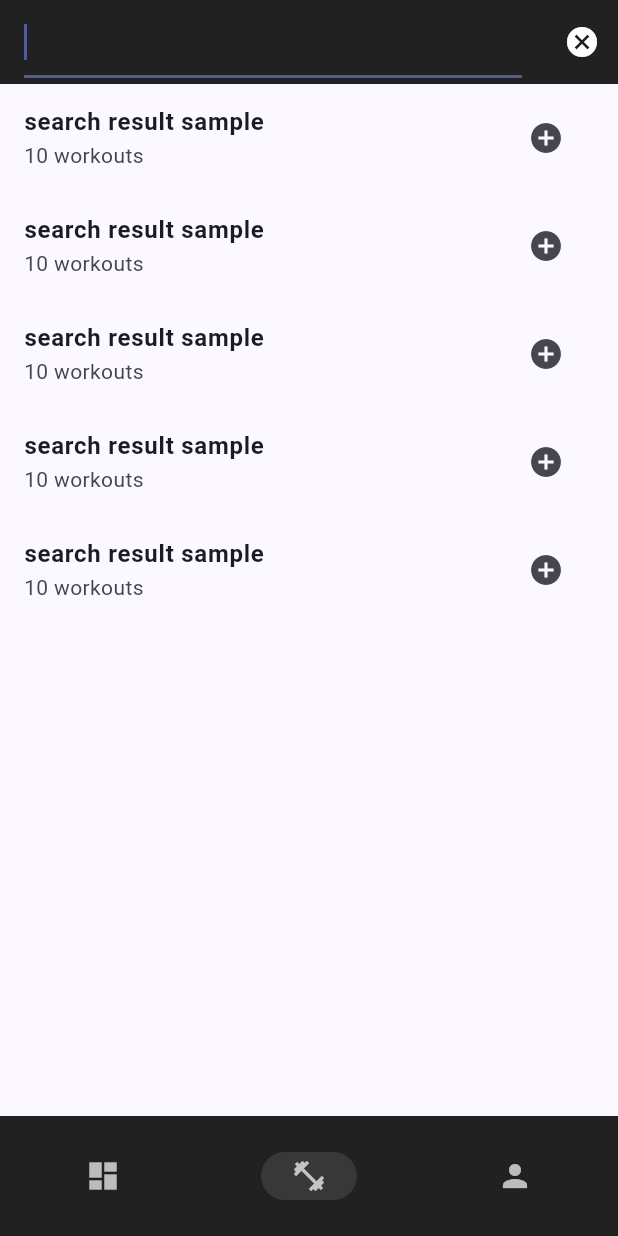
After one commit to virmon/fitness-ui, a Flutter app: the AppSearchScreen screen opened by its route, on a phone screen of 412 x 824 dp. The commit adds this screen. Run offline on Flutter 3.47's test engine with Material 3 defaults, Android fonts, the phone set to English and light mode, and no system bars; our stand-ins replace firebase_auth, firebase_core, flutter_riverpod, go_router; missing offline and left inert: firebase_ui_auth, firebase_ui_oauth_google; accounts and stored records are empty; statements that could not run were skipped.

Commit message:
added base layout for app search

```diff
--- /dev/null
+++ b/lib/src/features/routines/presentation/app_search_screen.dart
@@ -0,0 +1,69 @@
+import 'package:fitness_ui/src/common/typography.dart';
+import 'package:flutter/material.dart';
+import 'package:go_router/go_router.dart';
+
+class AppSearchScreen extends StatelessWidget {
+  const AppSearchScreen({super.key});
+
+  @override
+  Widget build(BuildContext context) {
+    return Scaffold(
+      appBar: AppBar(
+        automaticallyImplyLeading: false,
+        title: SearchBar(),
+        actions: [
+          IconButton(onPressed: () => context.pop(), icon: Icon(Icons.cancel))
+        ],
+      ),
+      body: SearchResultList(),
+    );
+  }
+}
+
+class SearchBar extends StatelessWidget {
+  const SearchBar({super.key});
+
+  @override
+  Widget build(BuildContext context) {
+    return TextFormField(
+      autofocus: true,
+      style: TextStyle(color: Colors.white),
+    );
+  }
+}
+
+class SearchResultList extends StatelessWidget {
+  const SearchResultList({super.key});
+
+  @override
+  Widget build(BuildContext context) {
+    return ListView(
+      children: [
+        SearchResultListItem(),
+        SearchResultListItem(),
+        SearchResultListItem(),
+        SearchResultListItem(),
+        SearchResultListItem(),
+      ],
+    );
+  }
+}
+
+class SearchResultListItem extends StatelessWidget {
+  const SearchResultListItem({super.key});
+
+  @override
+  Widget build(BuildContext context) {
+    return ListTile(
+      onLongPress: () => {},
+      title: TextHeader(text: 'search result sample'),
+      subtitle: Text('10 workouts'),
+      trailing: IconButton(
+        onPressed: () => {
+          // todo: implement add to current routine plan
+        },
+        icon: Icon(Icons.add_circle),
+      ),
+    );
+  }
+}
--- a/lib/src/features/routines/presentation/routine_detail_screen.dart
+++ b/lib/src/features/routines/presentation/routine_detail_screen.dart
@@ -3,8 +3,10 @@ import 'package:fitness_ui/src/common/typography.dart';
 import 'package:fitness_ui/src/features/routines/data/routines_repository.dart';
 import 'package:fitness_ui/src/features/routines/domain/exercise.dart';
 import 'package:fitness_ui/src/features/routines/domain/exercise_set.dart';
+import 'package:fitness_ui/src/routing/app_router.dart';
 import 'package:flutter/material.dart';
 import 'package:flutter_riverpod/flutter_riverpod.dart';
+import 'package:go_router/go_router.dart';
 
 class RoutineDetailScreen extends StatelessWidget {
   const RoutineDetailScreen({super.key, required this.routineId});
@@ -47,7 +49,8 @@ class RoutineDetailScreen extends StatelessWidget {
                                           children: [
                                             ElevatedButton(
                                                 onPressed: () {
-                                                  // todo: implement add exercise on current routine
+                                                  context.pushNamed(
+                                                      AppRoute.search.name);
                                                 },
                                                 child: const Text('Add')),
                                             ElevatedButton(
--- a/lib/src/features/routines/presentation/routines_list_screen.dart
+++ b/lib/src/features/routines/presentation/routines_list_screen.dart
@@ -1,5 +1,6 @@
 import 'package:fitness_ui/src/common/typography.dart';
 import 'package:fitness_ui/src/features/routines/presentation/routines_list.dart';
+import 'package:fitness_ui/src/routing/app_router.dart';
 import 'package:flutter/material.dart';
 import 'package:go_router/go_router.dart';
 
@@ -21,6 +22,14 @@ class RoutinesListScreen extends StatelessWidget {
               child: Text('Explore'),
             ),
           ]),
+          actions: [
+            IconButton(
+              icon: const Icon(Icons.search),
+              onPressed: () {
+                context.pushNamed(AppRoute.search.name);
+              },
+            )
+          ],
         ),
         body: TabBarView(children: [
           RoutinesList(title: 'My Routines'),
--- a/lib/src/routing/app_router.dart
+++ b/lib/src/routing/app_router.dart
@@ -3,6 +3,7 @@ import 'package:fitness_ui/src/features/authentication/firebase_auth_repository.
 import 'package:fitness_ui/src/features/authentication/user_profile_screen.dart';
 import 'package:fitness_ui/src/features/routines/presentation/routine_detail_screen.dart';
 import 'package:fitness_ui/src/features/routines/presentation/routines_list_screen.dart';
+import 'package:fitness_ui/src/features/routines/presentation/app_search_screen.dart';
 import 'package:fitness_ui/src/routing/go_router_refresh_stream.dart';
 import 'package:flutter/material.dart';
 import 'package:flutter_riverpod/flutter_riverpod.dart';
@@ -27,6 +28,7 @@ enum AppRoute {
   workouts,
   workoutPlan,
   profile,
+  search,
 }
 
 final goRouterProvider = Provider((ref) {
@@ -95,6 +97,13 @@ final goRouterProvider = Provider((ref) {
                       },
                     ),
                   ]),
+              GoRoute(
+                path: '/search',
+                name: AppRoute.search.name,
+                pageBuilder: (context, state) => const NoTransitionPage(
+                  child: AppSearchScreen(),
+                ),
+              ),
             ],
           ),
           StatefulShellBranch(
```
